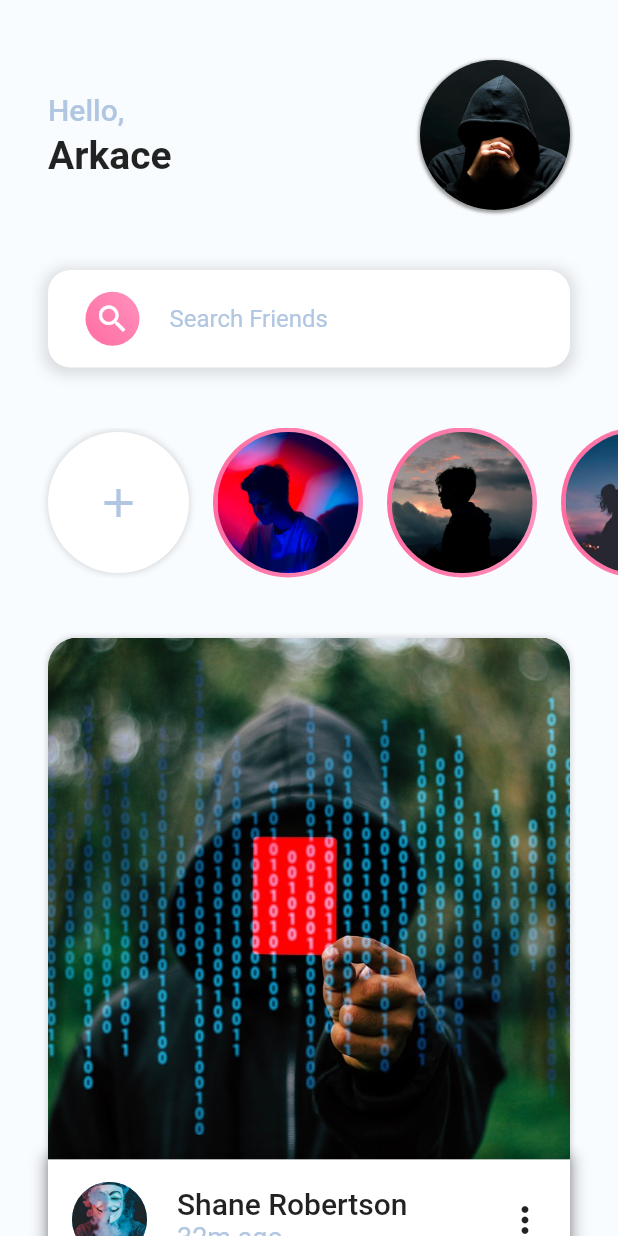
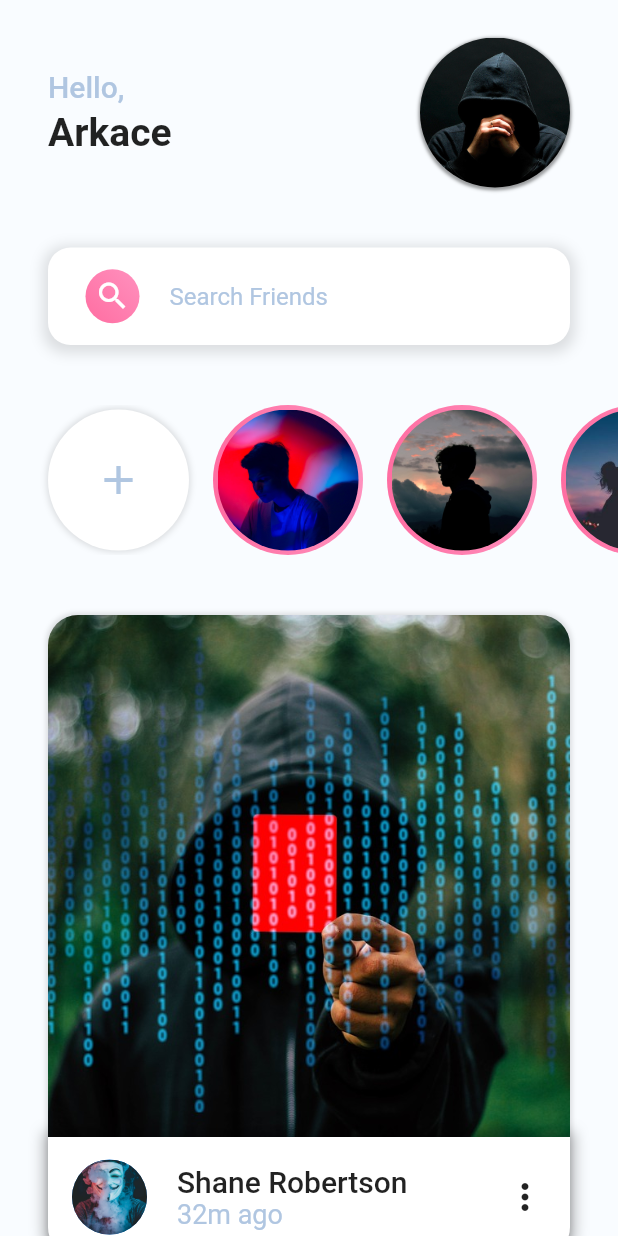
Before and after one commit to arkace-dev/social_app_screen, a Flutter app: the screen it shows after launch, on a phone screen of 412 x 824 dp. Run offline on Flutter 3.47's test engine with Material 2 defaults, Android fonts, the phone set to English and light mode, and no system bars.

Commit message:
home screen done

```diff
--- a/lib/screens/home.dart
+++ b/lib/screens/home.dart
@@ -50,7 +50,7 @@ class Home extends StatelessWidget {
         physics: BouncingScrollPhysics(),
         child: Column(
           children: <Widget>[
-            const SizedBox(height: 25),
+            const SizedBox(height: 10),
             ProfileContainer(
               userName: 'Arkace',
               imagePath: 'assets/images/my_dp.png',
```
